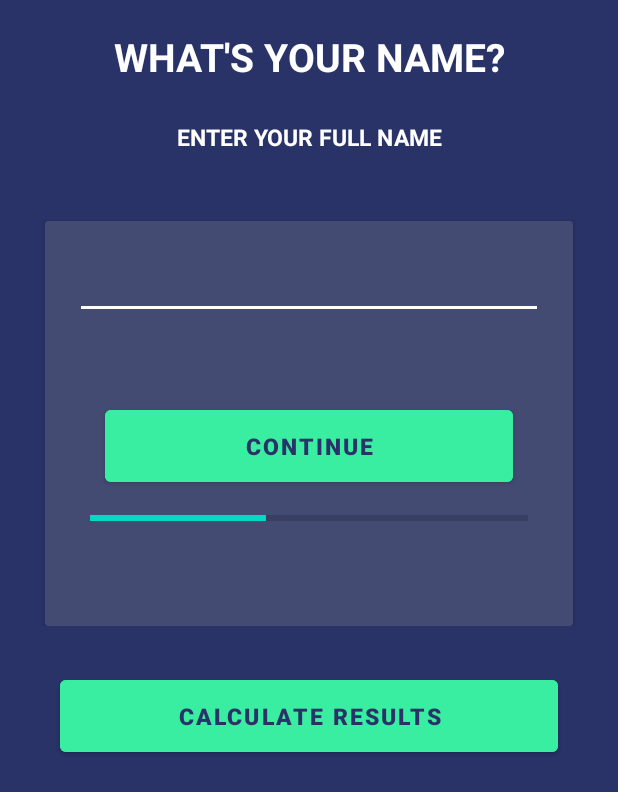
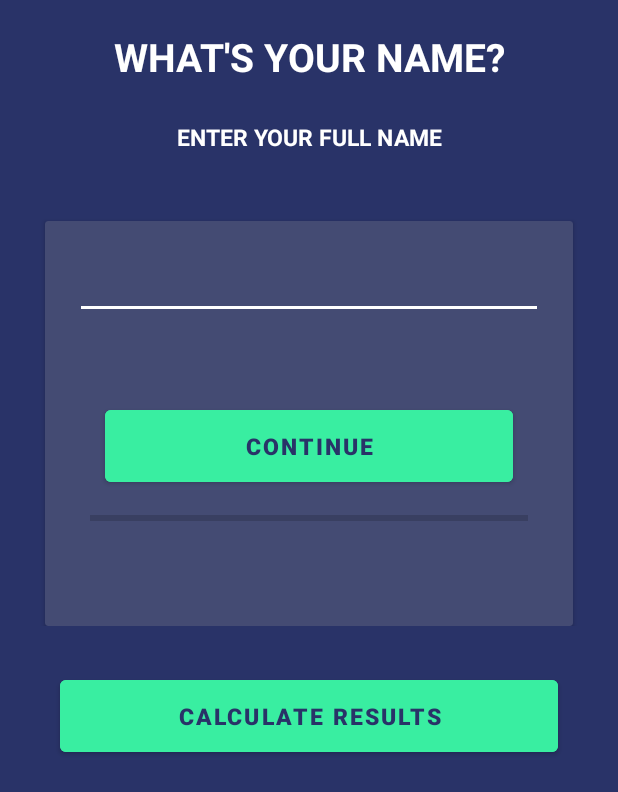
Before and after one commit to NamraHabib123/Fitnessapplication, an Android app: the About screen opened directly, with no data from a screen before it, on a phone screen of 412 x 824 dp. Shown: the top 792 px of the screen. Run offline under Robolectric (Android 15) with nearby library versions, the light colour scheme and no system bars.

Commit message:
code for question is done

```diff
--- a/app/src/main/java/com/example/fitnessapplication/About.java
+++ b/app/src/main/java/com/example/fitnessapplication/About.java
@@ -3,13 +3,76 @@ package com.example.fitnessapplication;
 import androidx.appcompat.app.AppCompatActivity;
 
 import android.os.Bundle;
+import android.view.View;
+import android.widget.Button;
+import android.widget.EditText;
+import android.widget.ProgressBar;
+import android.widget.TextView;
+import android.widget.Toast;
 
 public class About extends AppCompatActivity {
+
+    TextView toptext,bottomtext;
+    EditText Edittext;
+    Button continuebtn, calculatebtn;
+    ProgressBar progressBar;
+    String toparray[]={"What's your name?","What's your age?","What's your weight?","What's your height?","What's your target weight?"};
+    String bottomarray[]={"Enter your full name","Enter your age in round years","what's your weight in kg we need to calculate your bmi","how tall are you enter height in centimeters(feet x30.48)","what's your target weight which you want to achieve?"};
+    int index;
+
 
     @Override
     protected void onCreate(Bundle savedInstanceState) {
         super.onCreate(savedInstanceState);
         setContentView(R.layout.activity_about);
         getSupportActionBar().hide();
+
+        toptext=findViewById(R.id.topquestions);
+        bottomtext=findViewById(R.id.tvtext);
+        continuebtn=findViewById(R.id.btncontinue);
+        calculatebtn=findViewById(R.id.btncalculate);
+        progressBar=findViewById(R.id.progress_bar);
+
+       index=0;
+       progressBar.setProgress(index);
+
+      continuebtn.setOnClickListener(new View.OnClickListener() {
+          @Override
+          public void onClick(View view) {
+             nexttext();
+          }
+      });
+
+
+
+
+
     }
+
+    public  void nexttext()
+    {
+
+        if (index<4)
+        {
+            if(Edittext.toString().isEmpty())
+            {
+                Toast.makeText(this, "Please fill the empty field", Toast.LENGTH_SHORT).show();
+            }
+            else {
+                Toast.makeText(this, ""+Edittext, Toast.LENGTH_SHORT).show();
+            }
+
+        }
+        else
+        {
+            index=index+1;
+            toptext.setText(toparray[index]);
+            bottomtext.setText(bottomarray[index]);
+            progressBar.setProgress(index);
+
+
+        }
+
+    }
+
 }
--- a/app/src/main/java/com/example/fitnessapplication/Splashscreen.java
+++ b/app/src/main/java/com/example/fitnessapplication/Splashscreen.java
@@ -17,7 +17,7 @@ public class Splashscreen extends AppCompatActivity {
         int secondsDelayed = 2;
         new Handler().postDelayed(new Runnable() {
             public void run() {
-                startActivity(new Intent(Splashscreen.this, MainActivity.class));
+                startActivity(new Intent(Splashscreen.this, signup.class));
                 finish();
             }
         }, secondsDelayed * 1000);
--- a/app/src/main/res/layout/activity_about.xml
+++ b/app/src/main/res/layout/activity_about.xml
@@ -78,8 +78,7 @@
                 android:layout_width="match_parent"
                 android:layout_height="wrap_content"
                 android:indeterminate="false"
-                android:max="100"
-                android:progress="40"
+                android:max="4"
                 android:layout_marginTop="190dp"
                 android:layout_marginRight="30dp"
                 android:layout_marginLeft="30dp"
@@ -107,3 +106,6 @@
 
 
 </LinearLayout>
+
+
+    <!-- android:progress="1"-->
--- a/app/src/main/res/layout/activity_gender_selectionscreen.xml
+++ b/app/src/main/res/layout/activity_gender_selectionscreen.xml
@@ -37,6 +37,7 @@
             >
 
             <ImageView
+                android:id="@+id/male"
                 android:layout_width="match_parent"
                 android:layout_height="wrap_content"
                 android:background="@drawable/gradientcardcolours"
@@ -66,6 +67,7 @@
             app:cardCornerRadius="20dp">
 
             <ImageView
+                android:id="@+id/female"
                 android:layout_width="match_parent"
                 android:layout_height="wrap_content"
                 android:background="@drawable/gradientcardcolours"
--- a/app/src/main/res/layout/activity_varificationcode_screen.xml
+++ b/app/src/main/res/layout/activity_varificationcode_screen.xml
@@ -16,7 +16,7 @@
 
 
         <EditText
-            android:id="@+id/phonnov"
+            android:id="@+id/codeverify"
            android:layout_marginLeft="20dp"
             android:layout_marginRight="20dp"
             android:layout_width="match_parent"
--- a/app/src/main/res/layout/fragment_notifications.xml
+++ b/app/src/main/res/layout/fragment_notifications.xml
@@ -10,6 +10,7 @@
 
 
     <TextView
+        android:id="@+id/text_notifications"
         android:layout_width="match_parent"
         android:layout_height="wrap_content"
         android:text="all workout challenge"
```
Also changed, not shown: app/src/main/AndroidManifest.xml (+8 -8 lines), app/src/main/java/com/example/fitnessapplication/GenderSelectionscreen.java (+26 -0 lines), app/src/main/java/com/example/fitnessapplication/VarificationcodeScreen.java (+39 -0 lines), app/src/main/java/com/example/fitnessapplication/signup.java (+8 -1 lines).
